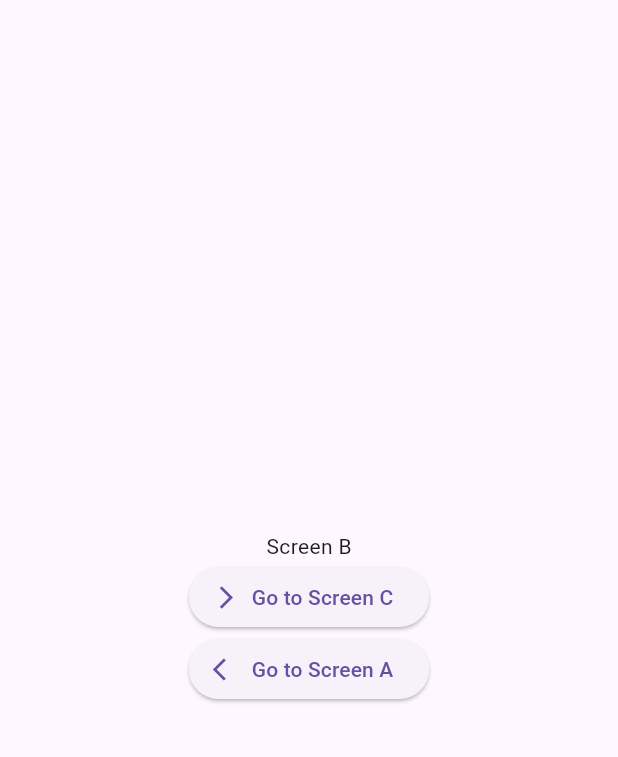
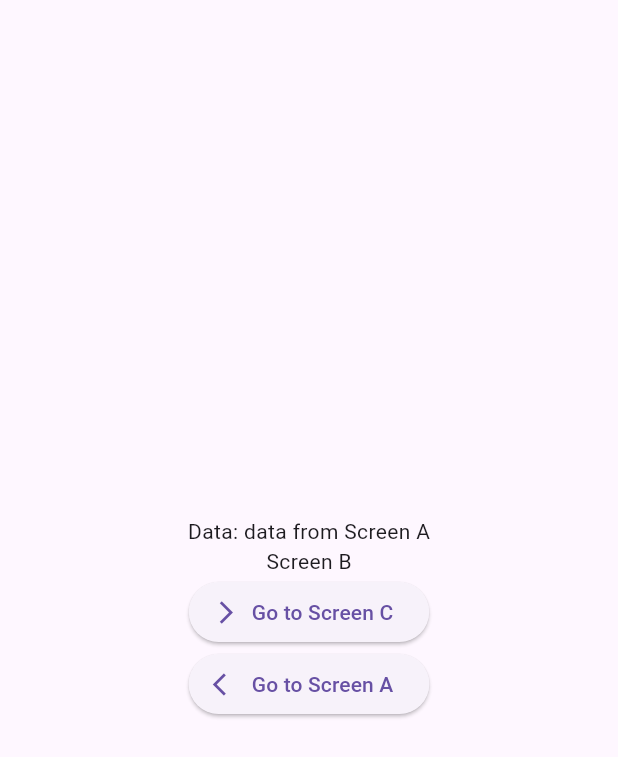
Before and after one commit to SaiKyawZinHtoo/Flutter_Test, a Flutter app: the screen it shows after launch, after a tap on "Go to Screen B", on a phone screen of 412 x 824 dp. Shown: the top 757 px of the screen. Run offline on Flutter 3.47's test engine with Material 3 defaults, Android fonts, the phone set to English and light mode, and no system bars; missing offline and left inert: dart:ffi.

Commit message:
constructor and argument

```diff
--- a/testing_flutter_project/lib/navigation/screen_a.dart
+++ b/testing_flutter_project/lib/navigation/screen_a.dart
@@ -14,24 +14,31 @@ class ScreenA extends StatelessWidget {
           children: [
             const Text("Screen A"),
             ElevatedButton.icon(
-              icon: Icon(Icons.arrow_forward_ios),
-              label: Text("Go to Screen B"),
-              onPressed: () {
-                Navigator.of(context).push(
+              icon: const Icon(Icons.arrow_forward_ios),
+              label: const Text("Go to Screen B"),
+              onPressed: () async {
+                const dataFromScreenB = "data from Screen A";
+                final result = await Navigator.of(context).push(
                   MaterialPageRoute(
-                    builder: (context) => const ScreenB(),
+                    builder: (context) => const ScreenB(
+                      data: dataFromScreenB,
+                    ),
                   ),
                 );
+                debugPrint(result);
               },
             ),
             ElevatedButton.icon(
-              icon: Icon(Icons.arrow_forward_ios),
-              label: Text("Go to Screen C"),
+              icon: const Icon(Icons.arrow_forward_ios),
+              label: const Text("Go to Screen C"),
               onPressed: () {
                 Navigator.of(context).push(
                   MaterialPageRoute(
                       builder: (context) => const ScreenC(),
-                  ),
+                      settings: const RouteSettings(
+                        name: "Screen C",
+                        arguments: "data from Screen A",
+                      )),
                 );
               },
             ),
--- a/testing_flutter_project/lib/navigation/screen_b.dart
+++ b/testing_flutter_project/lib/navigation/screen_b.dart
@@ -3,7 +3,9 @@ import 'package:testing_flutter_project/navigation/screen_a.dart';
 import 'package:testing_flutter_project/navigation/screen_c.dart';
 
 class ScreenB extends StatelessWidget {
-  const ScreenB({super.key});
+  const ScreenB({super.key, required this.data});
+
+  final String data;
 
   @override
   Widget build(BuildContext context) {
@@ -12,10 +14,11 @@ class ScreenB extends StatelessWidget {
         child: Column(
           mainAxisAlignment: MainAxisAlignment.center,
           children: [
+            Text("Data: $data"),
             const Text("Screen B"),
             ElevatedButton.icon(
-              icon: Icon(Icons.arrow_forward_ios),
-              label: Text("Go to Screen C"),
+              icon: const Icon(Icons.arrow_forward_ios),
+              label: const Text("Go to Screen C"),
               onPressed: () {
                 Navigator.of(context).push(
                   MaterialPageRoute(
@@ -25,10 +28,10 @@ class ScreenB extends StatelessWidget {
               },
             ),
             ElevatedButton.icon(
-              icon: Icon(Icons.arrow_back_ios),
-              label: Text("Go to Screen A"),
+              icon: const Icon(Icons.arrow_back_ios),
+              label: const Text("Go to Screen A"),
               onPressed: () {
-                Navigator.of(context).pop();
+                Navigator.of(context).pop("Data From Screen B");
               },
             ),
           ],
--- a/testing_flutter_project/lib/navigation/screen_c.dart
+++ b/testing_flutter_project/lib/navigation/screen_c.dart
@@ -7,15 +7,17 @@ class ScreenC extends StatelessWidget {
 
   @override
   Widget build(BuildContext context) {
+    final argument = ModalRoute.of(context)?.settings.arguments as String;
     return Scaffold(
       body: Center(
         child: Column(
           mainAxisAlignment: MainAxisAlignment.center,
           children: [
+            Text("Data from argument: $argument"),
             const Text("Screen C"),
             ElevatedButton.icon(
-              icon: Icon(Icons.arrow_back_ios),
-              label: Text("Go to Screen A"),
+              icon: const Icon(Icons.arrow_back_ios),
+              label: const Text("Go to Screen A"),
               onPressed: () {
                 Navigator.of(context).popUntil(
                   (route) => route.isFirst,
@@ -23,8 +25,8 @@ class ScreenC extends StatelessWidget {
               },
             ),
             ElevatedButton.icon(
-              icon: Icon(Icons.arrow_back_ios),
-              label: Text("Go to Screen B"),
+              icon: const Icon(Icons.arrow_back_ios),
+              label: const Text("Go to Screen B"),
               onPressed: () {
                 Navigator.of(context).pop();
               },
```
Lines whose indentation alone changed are shown as unchanged.
